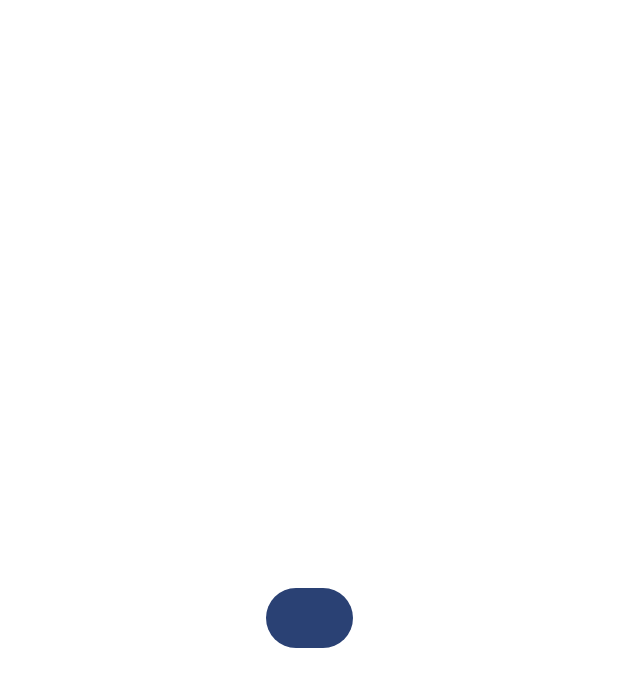
After one commit to Arjun-S19/EasyChef, an Android app built with Jetpack Compose: the composable HomeScreen called with empty values, on a phone screen of 412 x 824 dp. The commit adds this screen. Shown: the top 687 px of the screen. Run offline under Robolectric (Android 15) with nearby library versions, the phone set to English and light mode, and no system bars; 2 statements that could not run were skipped.

Commit message:
Rescue: capture current local UI work

```diff
--- a/app/build.gradle.kts
+++ b/app/build.gradle.kts
@@ -85,6 +85,8 @@ dependencies {
     implementation(libs.androidx.ui.graphics)
     implementation(libs.androidx.ui.tooling.preview)
     implementation(libs.androidx.material3)
+    implementation(libs.navigation.compose)
+    implementation(libs.kotlinx.serialization.json)
     testImplementation(libs.junit)
     androidTestImplementation(libs.androidx.junit)
     androidTestImplementation(libs.androidx.espresso.core)
--- /dev/null
+++ b/app/src/main/java/com/example/easychef/ui/components/Button.kt
@@ -0,0 +1,24 @@
+package com.example.easychef.ui.components
+
+import androidx.compose.material3.Button
+import androidx.compose.material3.Text
+import androidx.compose.runtime.Composable
+import androidx.compose.ui.Modifier
+
+/**
+ * Reusable button composable
+ * @param onClick lambda function that executes on click
+ * @param modifier optional modifier to mutate composable
+ */
+@Composable
+fun Button(
+    onClick: () -> Unit,
+    modifier: Modifier = Modifier,
+    text: String
+) {
+    Button(
+        onClick = onClick,
+        modifier = modifier) {
+        Text(text = text)
+    }
+}
--- /dev/null
+++ b/app/src/main/java/com/example/easychef/ui/features/home/HomeScreen.kt
@@ -0,0 +1,21 @@
+package com.example.easychef.ui.features.home
+
+import androidx.compose.foundation.layout.Arrangement
+import androidx.compose.foundation.layout.Column
+import androidx.compose.foundation.layout.fillMaxSize
+import androidx.compose.runtime.Composable
+import androidx.compose.ui.Alignment
+import androidx.compose.ui.Modifier
+import com.example.easychef.ui.components.Button
+
+@Composable
+fun HomeScreen(id: String) {
+    // TODO: Make Home Screen and retrieve Supabase user data by id
+    Column(
+        modifier = Modifier.fillMaxSize(),
+        verticalArrangement = Arrangement.Center,
+        horizontalAlignment = Alignment.CenterHorizontally
+    ) {
+        Button(text = id, onClick = {})
+    }
+}
--- a/gradle/libs.versions.toml
+++ b/gradle/libs.versions.toml
@@ -8,6 +8,8 @@ espressoCore = "3.7.0"
 lifecycleRuntimeKtx = "2.9.4"
 activityCompose = "1.11.0"
 composeBom = "2024.04.01"
+composeNavigation = "2.8.0-alpha08"
+serialization = "1.6.3"
 
 [libraries]
 androidx-core-ktx = { group = "androidx.core", name = "core-ktx", version.ref = "coreKtx" }
@@ -24,8 +26,11 @@ androidx-ui-tooling-preview = { group = "androidx.compose.ui", name = "ui-toolin
 androidx-ui-test-manifest = { group = "androidx.compose.ui", name = "ui-test-manifest" }
 androidx-ui-test-junit4 = { group = "androidx.compose.ui", name = "ui-test-junit4" }
 androidx-material3 = { group = "androidx.compose.material3", name = "material3" }
+navigation-compose = { module = "androidx.navigation:navigation-compose", version.ref = "composeNavigation" }
+kotlinx-serialization-json = { module = "org.jetbrains.kotlinx:kotlinx-serialization-json", version.ref = "serialization"}
 
 [plugins]
 android-application = { id = "com.android.application", version.ref = "agp" }
 kotlin-android = { id = "org.jetbrains.kotlin.android", version.ref = "kotlin" }
 kotlin-compose = { id = "org.jetbrains.kotlin.plugin.compose", version.ref = "kotlin" }
+kotlin-serialization = { id = "org.jetbrains.kotlin.plugin.serialization", version.ref = "kotlin" }
```
Also changed, not shown: app/src/main/java/com/example/easychef/EasyChefApplication.kt (+10 -0 lines), app/src/main/java/com/example/easychef/MainActivity.kt (+1 -34 lines), app/src/main/java/com/example/easychef/ui/components/AppLogo.kt (added, +25 -0 lines), app/src/main/java/com/example/easychef/ui/components/TextBox.kt (added, +29 -0 lines), app/src/main/java/com/example/easychef/ui/features/LoginScreen/LoginScreen.kt (added, +72 -0 lines), app/src/main/java/com/example/easychef/ui/navigation/NavGraph.kt (added, +31 -0 lines), app/src/main/java/com/example/easychef/ui/navigation/Routes.kt (added, +11 -0 lines), app/src/main/res/drawable/placeholderimg.png (added), 1 other file.
